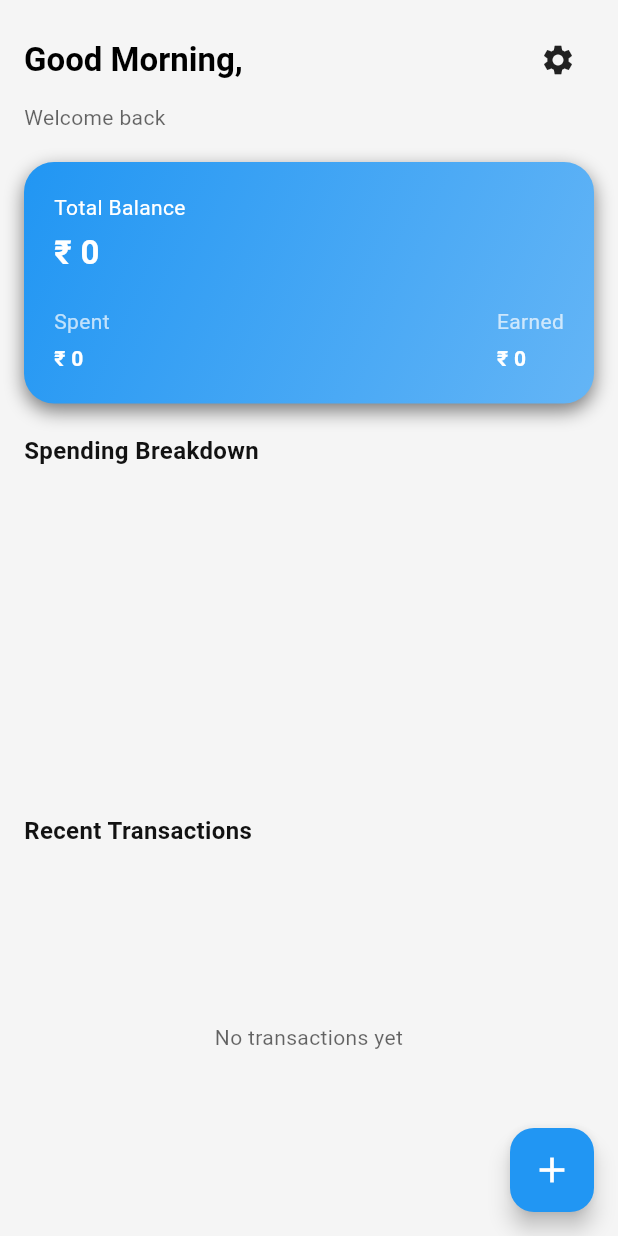
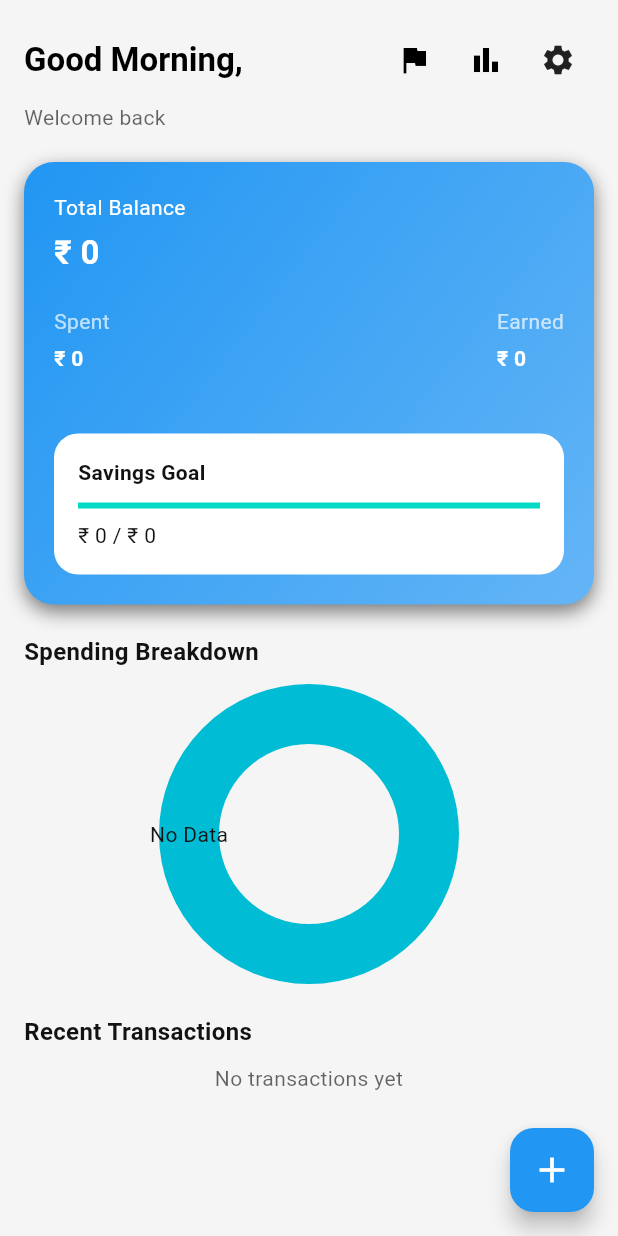
Before and after one commit to prajaktajadhav177/PocketPilot, a Flutter app: the HomeScreen screen opened directly, on a phone screen of 412 x 824 dp. Run offline on Flutter 3.47's test engine with Material 3 defaults, Android fonts, the light colour scheme and no system bars; drawn by our look-alikes of fl_chart; our stand-ins replace flutter_svg, google_fonts, hive, hive_flutter, shared_preferences; accounts and stored records are empty.

Commit message:
Updated Files

```diff
--- a/lib/home_screen.dart
+++ b/lib/home_screen.dart
@@ -1,6 +1,8 @@
 import 'package:fl_chart/fl_chart.dart';
 import 'package:flutter/material.dart';
 import 'package:pocket_pilot/add_transaction_screen.dart';
+import 'package:pocket_pilot/goal_screen.dart';
+import 'package:pocket_pilot/insight_screen.dart';
 import 'package:pocket_pilot/settings_screen.dart';
 import 'package:shared_preferences/shared_preferences.dart';
 import 'package:hive/hive.dart';
@@ -27,6 +29,7 @@ class _HomeScreenState extends State<HomeScreen>{
 
 
   final box=Hive.box('transactions');
+  double goal=0;
 
   String username= "";
   String getGreeting(){
@@ -79,6 +82,7 @@ class _HomeScreenState extends State<HomeScreen>{
     super.initState();
     loadUser();
     loadTransactions();
+    loadGoal();
   }
 
 
@@ -98,6 +102,13 @@ class _HomeScreenState extends State<HomeScreen>{
     });
   }
 
+  void loadGoal() async{
+    final prefs=await SharedPreferences.getInstance();
+    setState(() {
+      goal=prefs.getDouble('goal') ?? 0;
+    });
+  }
+
 
   @override
 
@@ -108,6 +119,7 @@ class _HomeScreenState extends State<HomeScreen>{
       body: SafeArea(
         child: Padding(
           padding: const EdgeInsets.all(16.0),
+          child: SingleChildScrollView(
             child: Column(
               crossAxisAlignment: CrossAxisAlignment.start,
             children: [
@@ -119,10 +131,25 @@ class _HomeScreenState extends State<HomeScreen>{
                           ),),
 
                           Spacer(),
+                          IconButton(onPressed: () async{
+                            await Navigator.push(context, MaterialPageRoute(builder: (_)=>GoalScreen())
+                            );
+                            loadGoal();
+                          }, icon: Icon(Icons.flag),
+                          ),
+
+                          IconButton(onPressed: (){
+
+                            Navigator.push(context, MaterialPageRoute(builder: (_)=>InsightScreen()));
+                          }, icon: Icon(Icons.bar_chart),
+                          tooltip: "Insights"),
+
+
                   IconButton(onPressed:(){
                     Navigator.push(context, MaterialPageRoute(builder: (_)=>SettingsScreen(isDark: widget.isDark, onThemeChanged: widget.onThemeChanged)));
                   }, icon: Icon(Icons.settings,
-                color:Theme.of(context).iconTheme.color))
+                  color:Theme.of(context).iconTheme.color),
+                  tooltip: "Settings")
                 ],
 
 
@@ -191,10 +218,14 @@ class _HomeScreenState extends State<HomeScreen>{
                     ],
                   ),
 
+                SizedBox(height: 20),
+
+            goalCard(),
 
                     ],
                   ),
                 ),
+
 
                 SizedBox(height: 20,),
                 Text("Spending Breakdown",
@@ -206,10 +237,14 @@ class _HomeScreenState extends State<HomeScreen>{
                 Container(height: 200,
                 child: PieChart(
                   PieChartData(
-        sections: getCategoryData().entries.map((e){
+                    sections: getCategoryData().isEmpty
+                ? [
+                    PieChartSectionData(value: 1, title: "No Data"),
+                  ]
+                : getCategoryData().entries.map((e) {
                     return PieChartSectionData(
             value: e.value,
-            title: e.key
+            title: e.key,
                     );
                   }).toList(),
                   )
@@ -220,11 +255,13 @@ class _HomeScreenState extends State<HomeScreen>{
                     style: TextStyle(fontSize: 16, fontWeight: FontWeight.bold),),
                     SizedBox(height: 10),
 
-          Expanded(child: box.isEmpty
+              box.isEmpty
             ? Center(child: Text("No transactions yet",
             textAlign: TextAlign.center,
                 style: TextStyle(color: Theme.of(context).textTheme.bodySmall?.color?.withOpacity(0.6)),))
             :ListView.builder(
+                    physics: NeverScrollableScrollPhysics(),
+                shrinkWrap: true,
               itemCount: box.length,
               itemBuilder: (context,index){
                 final map=Map<String,dynamic>.from(box.getAt(index));
@@ -302,15 +339,20 @@ class _HomeScreenState extends State<HomeScreen>{
                                       ? Colors.red
                                       : Colors.green,
                                 ),)
-                        ],),
+                          ],
                           ),
+
+                      ),
+
                   ),
               );
 
               },
-          ))
+
+            )
 
             ],
+            ),
           ),
         ),
       ),
@@ -345,4 +387,31 @@ class _HomeScreenState extends State<HomeScreen>{
     );
   }
 
+  Widget goalCard(){
+    double savings=totalEarned-totalSpent;
+    double progress=goal==0 ? 0:(savings/goal).clamp(0,1);
+    return Container(
+      margin:EdgeInsets.only(top:20),
+      padding: EdgeInsets.all(16),
+      decoration: BoxDecoration(
+        borderRadius: BorderRadius.circular(16),
+        color:Theme.of(context).cardColor,
+      ),
+      child:Column(
+        crossAxisAlignment: CrossAxisAlignment.start,
+        children: [
+          Text("Savings Goal",
+          style:TextStyle(
+            fontWeight: FontWeight.bold,
+          )),
+          SizedBox(height: 10,),
+
+          LinearProgressIndicator(value:progress),
+          SizedBox(height: 8,),
+          Text("₹ ${savings.toStringAsFixed(0)} / ₹ ${goal.toStringAsFixed(0)}")
+        ],
+      )
+    );
   }
+
+}
```
Also changed, not shown: lib/goal_screen.dart (added, +62 -0 lines), lib/insight_screen.dart (added, +122 -0 lines). Lines whose indentation alone changed are shown as unchanged.
